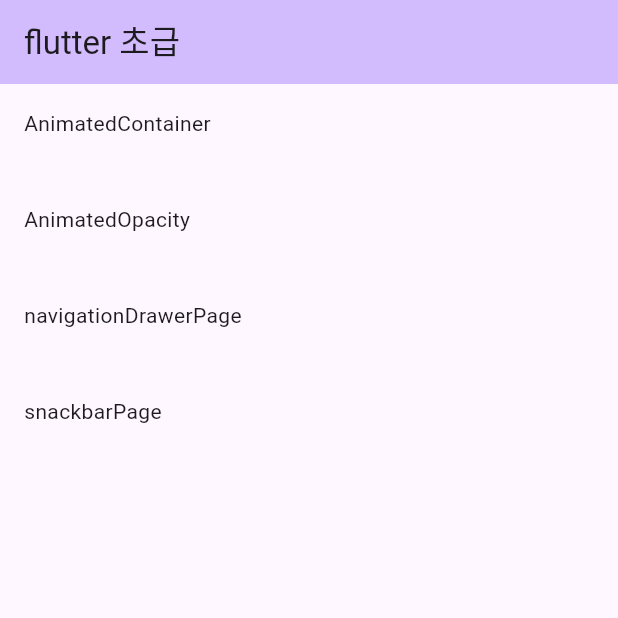
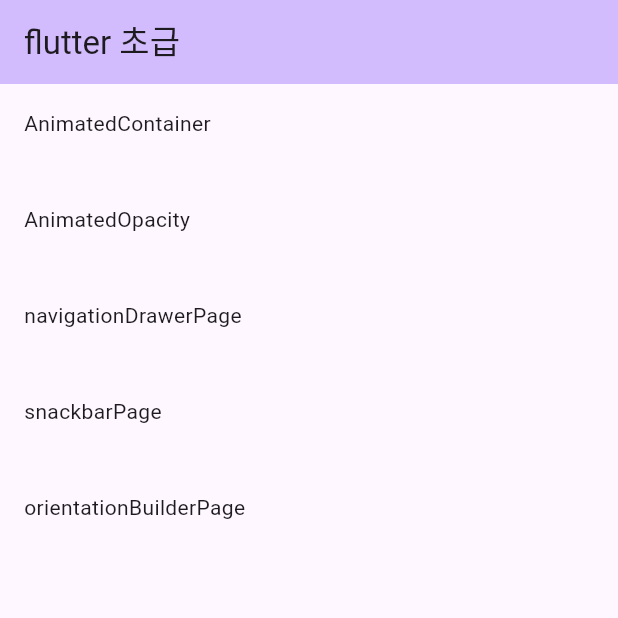
Before and after one commit to sc2bat/my_flutter_freshman, a Flutter app: the screen it shows after launch, on a phone screen of 412 x 824 dp, the top half of it. Run offline on Flutter 3.47's test engine with Material 3 defaults, Android fonts, the phone set to English and light mode, and no system bars; our stand-ins replace go_router.

Commit message:
done Orientation Builder

```diff
--- a/lib/routes/router.dart
+++ b/lib/routes/router.dart
@@ -4,6 +4,7 @@
 import 'package:my_flutter_freshman/ui/pages/animated_opacity_page.dart';
 import 'package:my_flutter_freshman/ui/pages/main_page.dart';
 import 'package:my_flutter_freshman/ui/pages/navigation_drawer_page.dart';
+import 'package:my_flutter_freshman/ui/pages/orientation_builder_page.dart';
 import 'package:my_flutter_freshman/ui/pages/snakbar_page.dart';
 
 final GoRouter router = GoRouter(routes: [
@@ -37,4 +38,10 @@
       return const SnackbarPage();
     },
   ),
+  GoRoute(
+    path: '/orientationBuilderPage',
+    builder: (BuildContext context, GoRouterState state) {
+      return const OrientationBuilderPage();
+    },
+  ),
 ]);
--- a/lib/ui/pages/main_page.dart
+++ b/lib/ui/pages/main_page.dart
@@ -28,6 +28,9 @@
                 titleText: 'navigationDrawerPage'),
             BuildPushList(
                 routeAddr: '/snackbarPage', titleText: 'snackbarPage'),
+            BuildPushList(
+                routeAddr: '/orientationBuilderPage',
+                titleText: 'orientationBuilderPage'),
           ],
         ),
       ),
```
Also changed, not shown: lib/ui/pages/orientation_builder_page.dart (added, +30 -0 lines).
